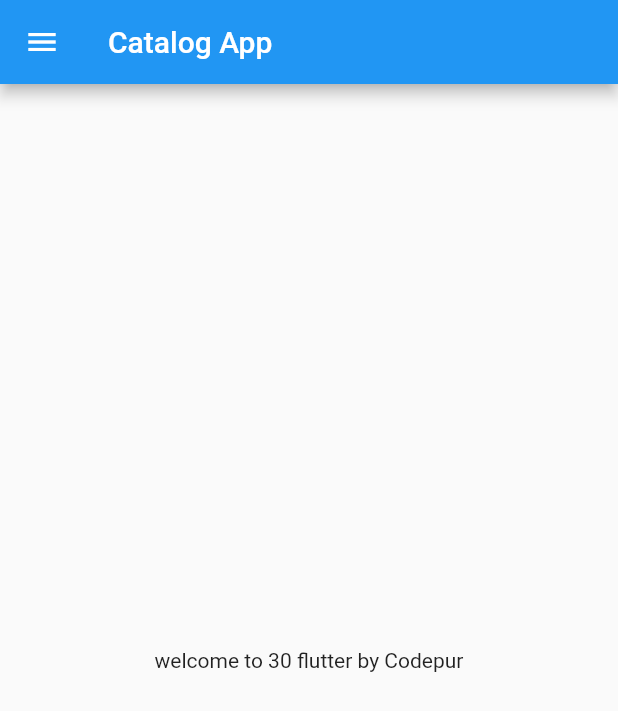
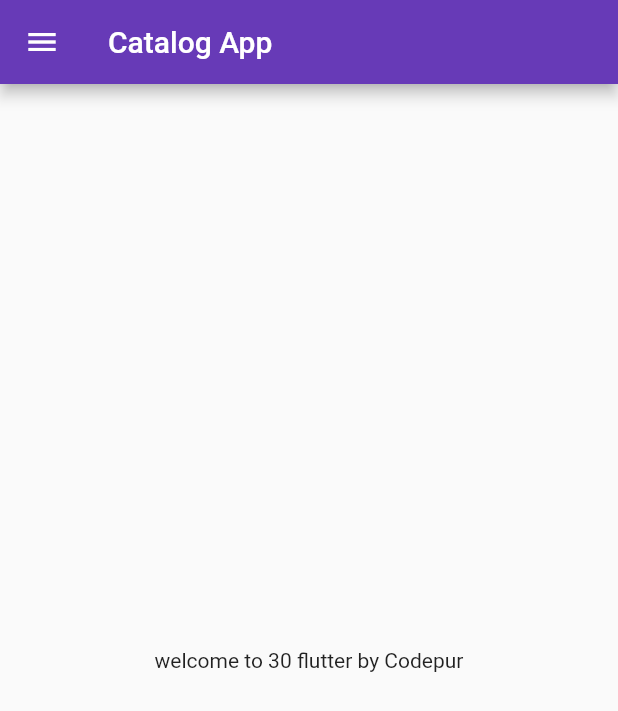
Before and after one commit to arkaja2811/30DaysofFlutter, a Flutter app: the screen it shows after launch, on a phone screen of 412 x 824 dp. Shown: the top 711 px of the screen. Run offline on Flutter 3.47's test engine with Material 2 defaults, Android fonts, the phone set to English and light mode, and no system bars.

Commit message:
day 3 completed

```diff
--- a/lib/main.dart
+++ b/lib/main.dart
@@ -1,5 +1,6 @@
 import 'package:flutter/material.dart';
-import 'HomePage.dart';
+import 'pages/HomePage.dart';
+import 'pages/login_page.dart';
 void main()
 {
   runApp(MyApp());
@@ -11,7 +12,17 @@ class MyApp extends StatelessWidget {
   @override
   Widget build(BuildContext context) {
     return MaterialApp(
-      home: HomePage(),
+      //home: HomePage(),
+      themeMode: ThemeMode.light,
+      theme: ThemeData(primarySwatch: Colors.deepPurple),
+      darkTheme: ThemeData(
+        brightness: Brightness.dark,
+      ),
+      initialRoute: "/home",
+      routes: {
+        "/": (context)=>LoginPage(),
+        "/home": (context)=>HomePage(),
+      }
     );
   }
 }
```
Also changed, not shown: lib/pages/login_page.dart (added, +19 -0 lines), lib/pages/HomePage.dart (renamed from lib/HomePage.dart).
